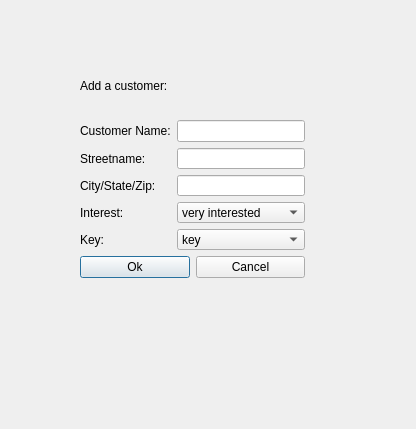
Qt form Project/addcustomerwindow.ui (nhitz/CS1CProject2) before a commit.
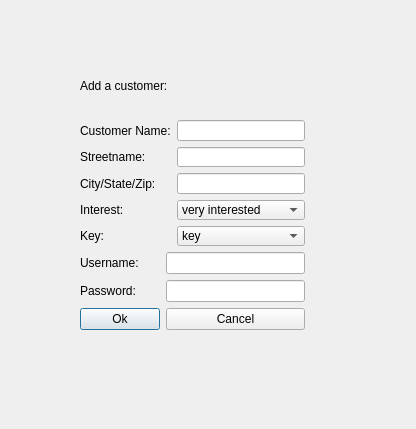
The same form after that commit.

Patch:
```diff
--- a/Project/addcustomerwindow.ui
+++ b/Project/addcustomerwindow.ui
@@ -26,18 +26,25 @@
     <string>Add a customer:</string>
    </property>
   </widget>
-  <widget class="QWidget" name="">
+  <widget class="QWidget" name="layoutWidget">
    <property name="geometry">
     <rect>
      <x>80</x>
      <y>120</y>
      <width>225</width>
-     <height>178</height>
+     <height>230</height>
     </rect>
    </property>
    <layout class="QGridLayout" name="gridLayout_3">
     <item row="0" column="0">
      <layout class="QGridLayout" name="gridLayout_2">
+      <item row="3" column="0">
+       <widget class="QPushButton" name="okButton">
+        <property name="text">
+         <string>Ok</string>
+        </property>
+       </widget>
+      </item>
       <item row="0" column="0" colspan="2">
        <layout class="QGridLayout" name="gridLayout">
         <item row="0" column="0">
@@ -114,20 +121,33 @@
         </item>
        </layout>
       </item>
-      <item row="1" column="0">
-       <widget class="QPushButton" name="okButton">
-        <property name="text">
-         <string>Ok</string>
-        </property>
-       </widget>
-      </item>
-      <item row="1" column="1">
+      <item row="3" column="1">
        <widget class="QPushButton" name="cancelButton">
         <property name="text">
          <string>Cancel</string>
         </property>
        </widget>
       </item>
+      <item row="1" column="0">
+       <widget class="QLabel" name="label_7">
+        <property name="text">
+         <string>Username:</string>
+        </property>
+       </widget>
+      </item>
+      <item row="1" column="1">
+       <widget class="QLineEdit" name="UserNameEdit"/>
+      </item>
+      <item row="2" column="0">
+       <widget class="QLabel" name="label_8">
+        <property name="text">
+         <string>Password:</string>
+        </property>
+       </widget>
+      </item>
+      <item row="2" column="1">
+       <widget class="QLineEdit" name="PasswordEdit"/>
+      </item>
      </layout>
     </item>
     <item row="1" column="0">
```
